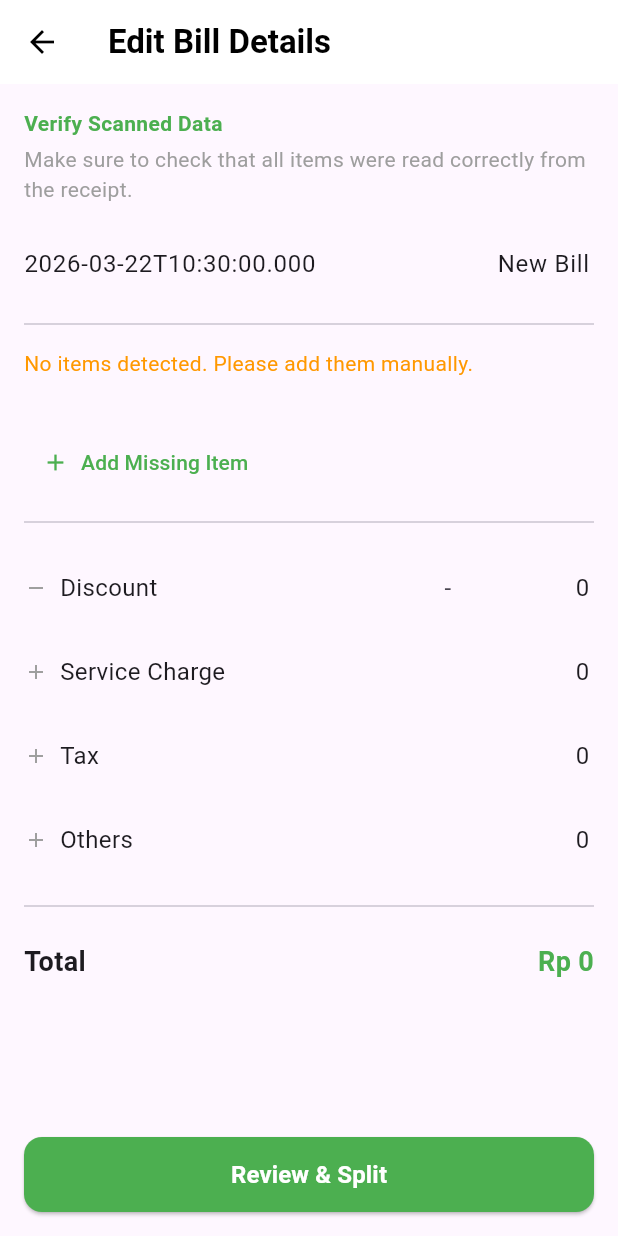
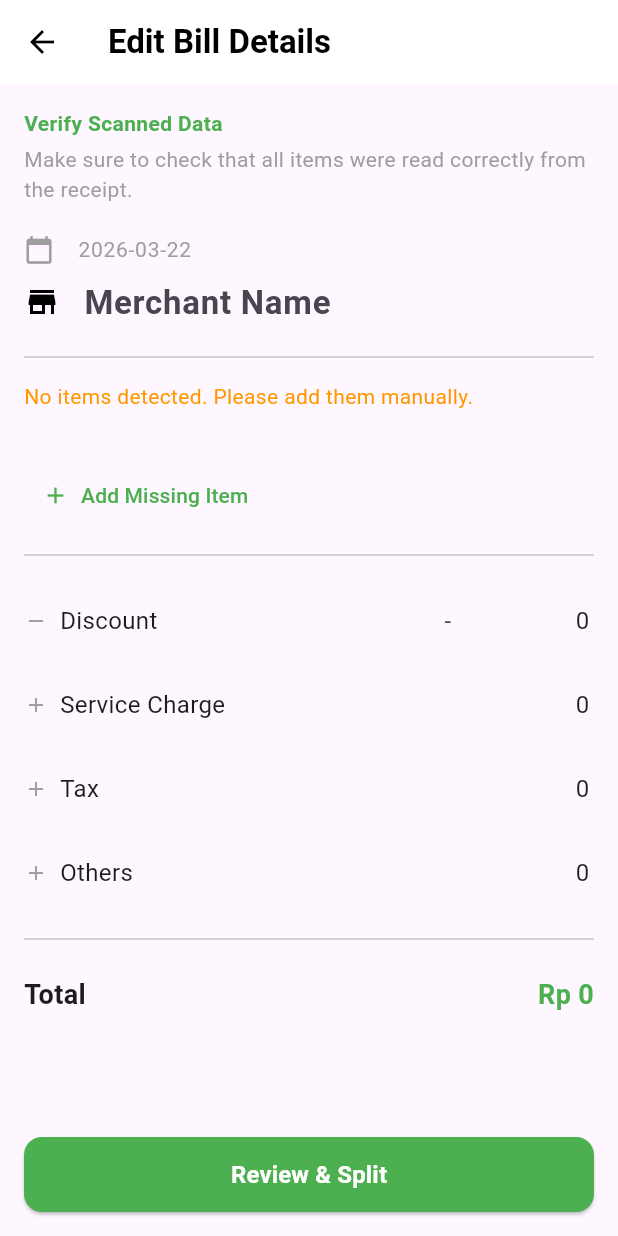
Before and after one commit to kevin-buddy/PatunganPlus, a Flutter app: the InputBillScreen screen opened by its route, on a phone screen of 412 x 824 dp. Run offline on Flutter 3.47's test engine with Material 3 defaults, Android fonts, the light colour scheme and no system bars; our stand-ins replace image_picker, sqflite; missing offline and left inert: google_mlkit_text_recognition; accounts and stored records are empty.

Commit message:
_parseReceipt Image & clean up input bill

```diff
--- a/lib/screens/input_bill_screen.dart
+++ b/lib/screens/input_bill_screen.dart
@@ -42,9 +42,7 @@ class _InputBillScreenState extends State<InputBillScreen> {
   double billTotal = 0;
   bool _isInitialized = false; // Flag to prevent re-initializing on rebuilds
 
-  final TextEditingController _billTitleController = TextEditingController(
-    text: "New Bill",
-  );
+  final TextEditingController _billTitleController = TextEditingController();
   final TextEditingController _dateController = TextEditingController();
 
   final TextEditingController _overallDiscountController =
@@ -62,7 +60,8 @@ class _InputBillScreenState extends State<InputBillScreen> {
   @override
   void initState() {
     super.initState();
-    _dateController.text = DateTime.now().toIso8601String();
+    // Split to only get the date part (yyyy-MM-dd)
+    _dateController.text = DateTime.now().toString().split(' ')[0];
 
     _overallDiscountController.addListener(_calculateTotal);
     _serviceChargeController.addListener(_calculateTotal);
@@ -95,6 +94,11 @@ class _InputBillScreenState extends State<InputBillScreen> {
         if (args['discount'] != null && args['discount'] > 0) {
           _overallDiscountController.text = (args['discount'] as double)
               .toStringAsFixed(0);
+        }
+        if (args['others'] != null && args['others'] > 0) {
+          _othersController.text = (args['others'] as double).toStringAsFixed(
+            0,
+          );
         }
 
         // Setup items list
@@ -158,13 +162,14 @@ class _InputBillScreenState extends State<InputBillScreen> {
   Future<void> _selectDate() async {
     DateTime? pickedDate = await showDatePicker(
       context: context,
-      initialDate: DateTime.now(),
+      initialDate: DateTime.tryParse(_dateController.text) ?? DateTime.now(),
       firstDate: DateTime(2000),
       lastDate: DateTime(2101),
     );
     if (pickedDate != null) {
       setState(() {
-        _dateController.text = pickedDate.toString();
+        // Formats to yyyy-MM-dd by cutting off the time portion
+        _dateController.text = pickedDate.toString().split(' ')[0];
       });
     }
   }
@@ -273,27 +278,29 @@ class _InputBillScreenState extends State<InputBillScreen> {
   }
 
   Widget _buildBillInfoSection() {
-    return Row(
+    return Column(
+      crossAxisAlignment: CrossAxisAlignment.start,
       children: [
-        Expanded(
-          flex: 3,
-          child: TextFormField(
+        TextFormField(
           controller: _dateController,
-            decoration: const InputDecoration(border: InputBorder.none),
+          decoration: const InputDecoration(
+            border: InputBorder.none,
+            isDense: true,
+            icon: Icon(Icons.calendar_today, color: Colors.grey, size: 20),
+          ),
+          style: const TextStyle(color: Colors.grey, fontSize: 14),
           readOnly: true,
           onTap: _selectDate,
         ),
-        ),
-        Expanded(
-          flex: 2,
-          child: TextFormField(
+        TextFormField(
           controller: _billTitleController,
-            textAlign: TextAlign.end,
           decoration: const InputDecoration(
             border: InputBorder.none,
             hintText: 'Merchant Name',
+            isDense: true,
+            icon: Icon(Icons.store, color: Colors.black, size: 24),
           ),
-          ),
+          style: const TextStyle(fontSize: 22, fontWeight: FontWeight.bold),
         ),
       ],
     );
```
Also changed, not shown: lib/screens/home_screen.dart (+140 -19 lines). Lines whose indentation alone changed are shown as unchanged.
